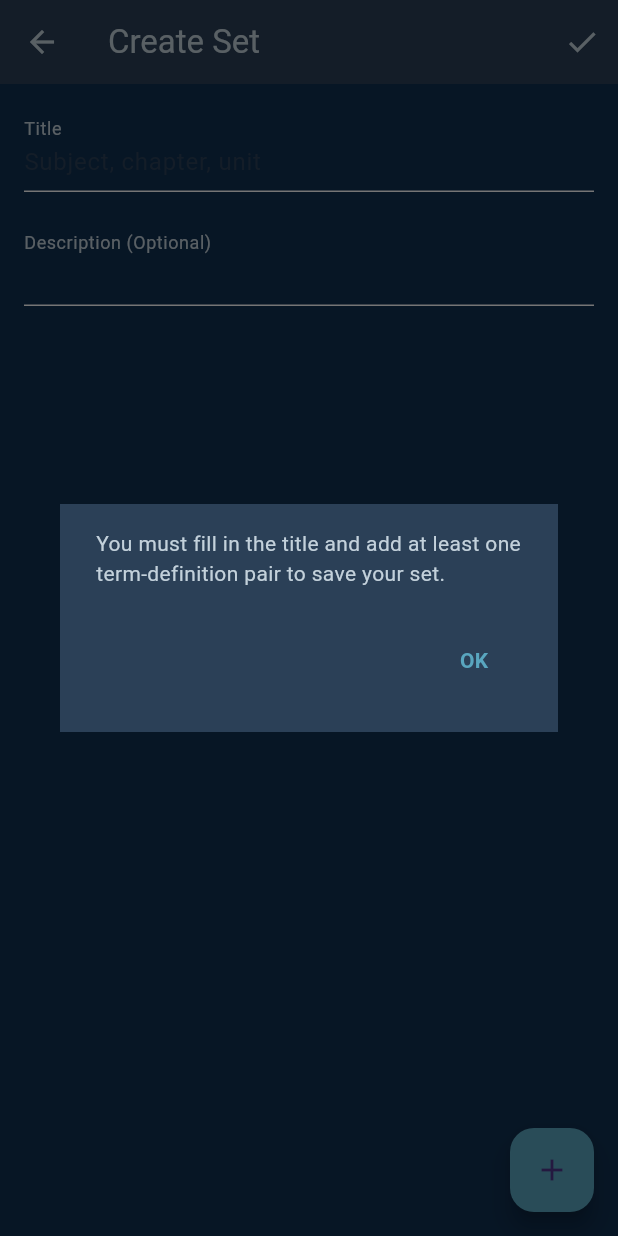
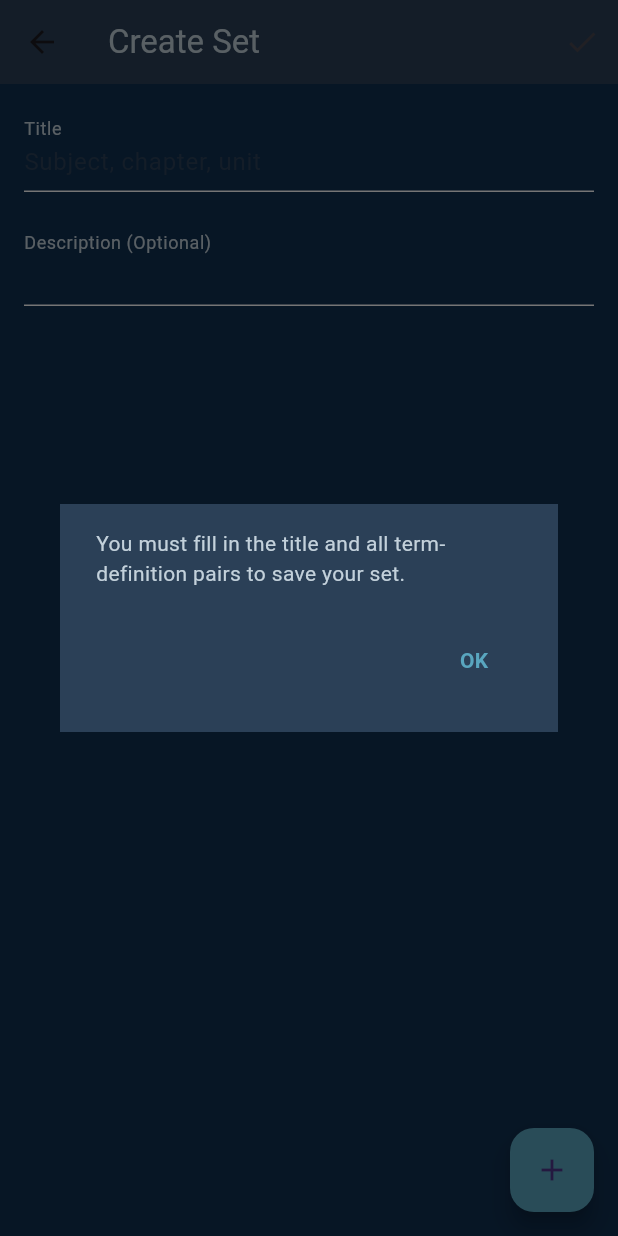
Before and after one commit to kclementir/memoraeze_app, a Flutter app: the CreateSetScreen screen opened directly, after a tap on the "check" icon, on a phone screen of 412 x 824 dp. Run offline on Flutter 3.47's test engine with Material 3 defaults, Android fonts, the phone set to English and light mode, and no system bars; our stand-ins replace shared_preferences; accounts and stored records are empty.

Commit message:
update create.dart
- Added editing functionality for existing sets.
- Enhanced data saving logic.
- Improved validation.
- Handled asynchronous operations.
- Added snackbar notifications.
- Minor code enhancements.

```diff
--- a/lib/screens/create.dart
+++ b/lib/screens/create.dart
@@ -3,74 +3,129 @@ import 'package:shared_preferences/shared_preferences.dart';
 import 'dart:convert';
 
 class CreateSetScreen extends StatefulWidget {
-  const CreateSetScreen({super.key});
+  final Map<String, dynamic>? initialSet;
+
+  const CreateSetScreen({super.key, this.initialSet});
 
   @override
   _CreateSetScreenState createState() => _CreateSetScreenState();
 }
 
 class _CreateSetScreenState extends State<CreateSetScreen> {
-  final TextEditingController _titleController = TextEditingController();
-  final TextEditingController _descriptionController = TextEditingController();
-  List<Map<String, dynamic>> terms = [];
-  late ScrollController _scrollController;
-  int currentIndex = 0;
+  final TextEditingController _titleController =
+      TextEditingController(); // Controls the text for the title input field.
+  final TextEditingController _descriptionController =
+      TextEditingController(); // Controls the text for the description input field.
+  List<Map<String, dynamic>> terms =
+      []; // List to store each term and its details.
+  late ScrollController
+      _scrollController; // Controller for scrolling the list of terms.
 
   @override
   void initState() {
     super.initState();
     _scrollController = ScrollController();
+    // Initialize the screen with data if editing an existing set.
+    if (widget.initialSet != null) {
+      _titleController.text = widget.initialSet!['title'];
+      _descriptionController.text = widget.initialSet!['description'] ?? '';
+      // Map each term from the initial set into a format suitable for editing.
+      terms =
+          List<Map<String, dynamic>>.from(widget.initialSet!['terms']).map((t) {
+        return {
+          'term': t['term'],
+          'definition': t['definition'],
+          'termController': TextEditingController(text: t['term']),
+          'defController': TextEditingController(text: t['definition']),
+          'termFocus': FocusNode(),
+          'defFocus': FocusNode(),
+        };
+      }).toList();
+    }
   }
 
   @override
   void dispose() {
     _scrollController.dispose();
+    // Dispose all controllers and focus nodes to free up resources.
     for (var term in terms) {
       term['termFocus'].dispose();
       term['defFocus'].dispose();
+      term['termController'].dispose();
+      term['defController'].dispose();
     }
     _titleController.dispose();
     _descriptionController.dispose();
     super.dispose();
   }
 
+// Check if any term or definition field is left empty.
+  bool _checkEmptyFields() {
+    for (var term in terms) {
+      if (term['termController'].text.isEmpty ||
+          term['defController'].text.isEmpty) {
+        return true;
+      }
+    }
+    return false;
+  }
+
   void _saveSet() async {
-    if (_titleController.text.isEmpty || terms.isEmpty) {
-      _showAlertDialog();
+    // Validate that all fields are filled before saving.
+    if (_titleController.text.isEmpty || terms.isEmpty || _checkEmptyFields()) {
+      if (!mounted) return;
+      _showAlertDialog(
+          'You must fill in the title and all term-definition pairs to save your set.');
       return;
     }
 
+// Prepare the set for saving or updating.
     Map<String, dynamic> set = {
       'title': _titleController.text.trim(),
       'description': _descriptionController.text.trim(),
-      'terms': terms.map((t) => {'term': t['term'], 'definition': t['definition']}).toList(),
+      'terms': terms
+          .map((t) => {
+                'term': t['termController'].text,
+                'definition': t['defController'].text
+              })
+          .toList(),
     };
 
+// Save or update the set in shared preferences.
     final prefs = await SharedPreferences.getInstance();
     List<String> setsJson = prefs.getStringList('sets') ?? [];
-    setsJson.add(jsonEncode(set));
-    await prefs.setStringList('sets', setsJson);
+    List<Map<String, dynamic>> sets =
+        setsJson.map((s) => jsonDecode(s) as Map<String, dynamic>).toList();
 
+    int indexToUpdate =
+        sets.indexWhere((s) => s['title'] == widget.initialSet?['title']);
+    if (indexToUpdate != -1) {
+      sets[indexToUpdate] = set;
+    } else {
+      sets.add(set);
+    }
+
+    await prefs.setStringList('sets', sets.map((s) => jsonEncode(s)).toList());
+    if (!mounted) return;
     Navigator.pop(context);
   }
 
-  void _showAlertDialog() {
+// Show an alert dialog if fields are missing or empty.
+  void _showAlertDialog(String message) {
     showDialog(
       context: context,
       builder: (BuildContext context) {
         return AlertDialog(
           backgroundColor: const Color(0xFF2B4057),
           shape: const RoundedRectangleBorder(borderRadius: BorderRadius.zero),
-          content: const Text(
-            'You must fill in the title and add at least one term-definition pair to save your set.',
-            style: TextStyle(color: Color(0xFFC3D1DB)),
-          ),
+          content:
+              Text(message, style: const TextStyle(color: Color(0xFFC3D1DB))),
           actions: <Widget>[
             TextButton(
-              child: const Text('OK', style: TextStyle(color: Color(0xFF59A6BF), fontWeight: FontWeight.bold)),
-              onPressed: () {
-                Navigator.of(context).pop();
-              },
+              child: const Text('OK',
+                  style: TextStyle(
+                      color: Color(0xFF59A6BF), fontWeight: FontWeight.bold)),
+              onPressed: () => Navigator.of(context).pop(),
             ),
           ],
         );
@@ -78,35 +133,52 @@ class _CreateSetScreenState extends State<CreateSetScreen> {
     );
   }
 
+// Add a new term & definition to the list.
   void _addTermDefinition() {
-    terms.add({
+    var newTerm = {
       'term': '',
       'definition': '',
+      'termController': TextEditingController(),
+      'defController': TextEditingController(),
       'termFocus': FocusNode(),
-      'defFocus': FocusNode()
+      'defFocus': FocusNode(),
+    };
+    setState(() {
+      terms.add(newTerm);
+      _scrollToCurrent(); // Automatically scroll to the new term.
     });
-    setState(() {
-      currentIndex = terms.length - 1;
-    });
-    _scrollToCurrent();
   }
 
+// Remove a term from the list and show confirmation.
+  void _removeTerm(int index) {
+    setState(() {
+      terms.removeAt(index);
+    });
+    ScaffoldMessenger.of(context)
+        .showSnackBar(const SnackBar(content: Text("Term deleted")));
+  }
+
+  // Scroll to the end of the list to view the newly added term.
   void _scrollToCurrent() {
     Future.delayed(const Duration(milliseconds: 300), () {
       if (_scrollController.hasClients) {
-        _scrollController.animateTo(
-          _scrollController.position.maxScrollExtent,
-          duration: const Duration(milliseconds: 500),
-          curve: Curves.easeOut,
-        );
+        _scrollController.animateTo(_scrollController.position.maxScrollExtent,
+            duration: const Duration(milliseconds: 500), curve: Curves.easeOut);
       }
     });
   }
 
-  void _updateFocus(int index) {
-    setState(() {
-      currentIndex = index;
-    });
+  Widget _buildDismissBackground() {
+    return Container(
+      decoration: BoxDecoration(
+        color: Colors.red,
+        borderRadius:
+            BorderRadius.circular(8), // Match the border radius of the card
+      ),
+      alignment: Alignment.centerRight,
+      padding: const EdgeInsets.only(right: 20),
+      child: const Icon(Icons.delete, color: Colors.white, size: 36),
+    );
   }
 
   @override
@@ -114,15 +186,12 @@ class _CreateSetScreenState extends State<CreateSetScreen> {
     return Scaffold(
       appBar: AppBar(
         backgroundColor: const Color(0xFF2B4057),
-        title: Text(
-          terms.isEmpty ? 'Create Set' : ' ${currentIndex + 1}/${terms.length}',
-          style: const TextStyle(color: Color(0xFFC3D1DB)),
-        ),
-        iconTheme: const IconThemeData(color: Color(0xFFC3D1DB)),
+        title: Text(widget.initialSet == null ? 'Create Set' : 'Edit Set',
+            style: const TextStyle(color: Color(0xFFC3D1DB))),
         actions: [
           IconButton(
             icon: const Icon(Icons.check),
-            onPressed: _saveSet,
+            onPressed: _saveSet, // Save the set when the check icon is tapped.
           ),
         ],
       ),
@@ -143,11 +212,9 @@ class _CreateSetScreenState extends State<CreateSetScreen> {
                   labelStyle: TextStyle(color: Color(0xFFC3D1DB)),
                   floatingLabelBehavior: FloatingLabelBehavior.always,
                   focusedBorder: UnderlineInputBorder(
-                    borderSide: BorderSide(color: Colors.blue),
-                  ),
+                      borderSide: BorderSide(color: Colors.blue)),
                   enabledBorder: UnderlineInputBorder(
-                    borderSide: BorderSide(color: Colors.white),
-                  ),
+                      borderSide: BorderSide(color: Colors.white)),
                 ),
               ),
               const SizedBox(height: 20),
@@ -160,11 +227,9 @@ class _CreateSetScreenState extends State<CreateSetScreen> {
                   labelStyle: TextStyle(color: Color(0xFFC3D1DB)),
                   floatingLabelBehavior: FloatingLabelBehavior.always,
                   focusedBorder: UnderlineInputBorder(
-                    borderSide: BorderSide(color: Colors.blue),
-                  ),
+                      borderSide: BorderSide(color: Colors.blue)),
                   enabledBorder: UnderlineInputBorder(
-                    borderSide: BorderSide(color: Colors.white),
-                  ),
+                      borderSide: BorderSide(color: Colors.white)),
                 ),
               ),
               const SizedBox(height: 20),
@@ -173,57 +238,54 @@ class _CreateSetScreenState extends State<CreateSetScreen> {
                 final Map<String, dynamic> term = entry.value;
                 return Padding(
                   padding: const EdgeInsets.symmetric(vertical: 10),
+                  child: Dismissible(
+                    key: Key(
+                        '${term['term']} $index'), // Unique key for each dismissible widget.
+                    background: _buildDismissBackground(),
+                    direction: DismissDirection.endToStart,
+                    onDismissed: (_) => _removeTerm(index),
                     child: Card(
                       color: const Color(0xFF2B4057),
                       elevation: 2,
-                    shape: RoundedRectangleBorder(borderRadius: BorderRadius.circular(8)),
+                      shape: RoundedRectangleBorder(
+                          borderRadius: BorderRadius.circular(8)),
                       child: Padding(
                         padding: const EdgeInsets.all(12.0),
                         child: Column(
                           children: [
                             TextField(
+                              controller: term['termController'],
                               focusNode: term['termFocus'],
-                            onTap: () => _updateFocus(index),
-                            onChanged: (value) {
-                              setState(() {
-                                term['term'] = value;
-                              });
-                            },
                               cursorColor: const Color(0xFF59A6BF),
                               style: const TextStyle(color: Color(0xFFC3D1DB)),
                               decoration: const InputDecoration(
                                 labelText: 'Term',
                                 labelStyle: TextStyle(color: Color(0xFFC3D1DB)),
-                              floatingLabelBehavior: FloatingLabelBehavior.always,
+                                floatingLabelBehavior:
+                                    FloatingLabelBehavior.always,
                                 focusedBorder: UnderlineInputBorder(
-                                borderSide: BorderSide(color: Colors.blue),
-                              ),
+                                    borderSide: BorderSide(color: Colors.blue)),
                                 enabledBorder: UnderlineInputBorder(
-                                borderSide: BorderSide(color: Colors.white),
-                              ),
+                                    borderSide:
+                                        BorderSide(color: Colors.white)),
                               ),
                             ),
                             const SizedBox(height: 10),
                             TextField(
+                              controller: term['defController'],
                               focusNode: term['defFocus'],
-                            onTap: () => _updateFocus(index),
-                            onChanged: (value) {
-                              setState(() {
-                                term['definition'] = value;
-                              });
-                            },
                               cursorColor: const Color(0xFF59A6BF),
                               style: const TextStyle(color: Color(0xFFC3D1DB)),
                               decoration: const InputDecoration(
                                 labelText: 'Definition',
                                 labelStyle: TextStyle(color: Color(0xFFC3D1DB)),
-                              floatingLabelBehavior: FloatingLabelBehavior.always,
+                                floatingLabelBehavior:
+                                    FloatingLabelBehavior.always,
                                 focusedBorder: UnderlineInputBorder(
-                                borderSide: BorderSide(color: Colors.blue),
-                              ),
+                                    borderSide: BorderSide(color: Colors.blue)),
                                 enabledBorder: UnderlineInputBorder(
-                                borderSide: BorderSide(color: Colors.white),
-                              ),
+                                    borderSide:
+                                        BorderSide(color: Colors.white)),
                               ),
                             ),
                             const SizedBox(height: 10),
@@ -231,8 +293,10 @@ class _CreateSetScreenState extends State<CreateSetScreen> {
                         ),
                       ),
                     ),
+                  ),
                 );
-              }).toList(),
+              }),
+              const SizedBox(height: 10),
             ],
           ),
         ),
```
Lines whose indentation alone changed are shown as unchanged.
